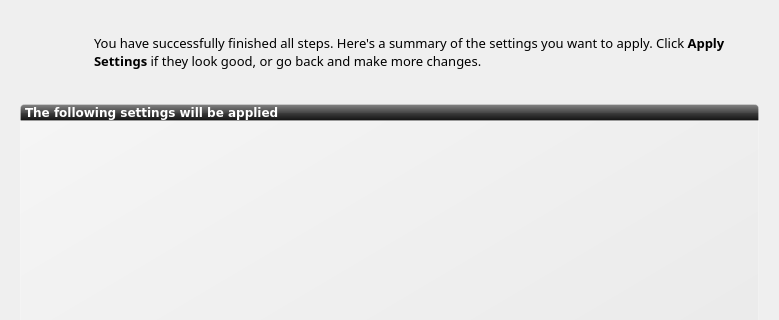
First picture: the form in ui/ui_scrSummary.ui, repository rshipp/kapudan, before the edit; both pictures show x 0 to 779 and y 0 to 320 of the 779 by 580 pixel window.
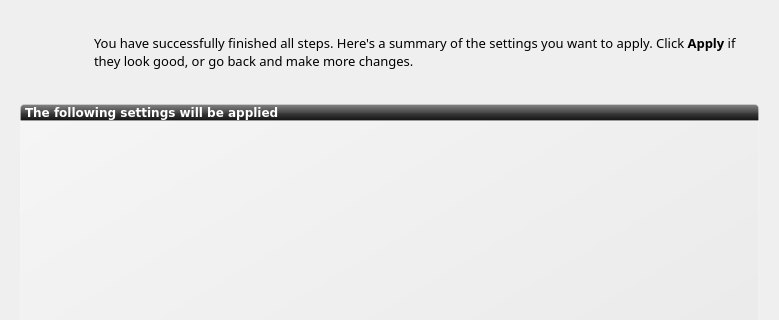
Second picture: the form after the edit. Icons and pictures are not drawn.

```diff
--- a/ui/ui_scrSummary.ui
+++ b/ui/ui_scrSummary.ui
@@ -41,7 +41,7 @@
       <string notr="true"/>
      </property>
      <property name="text">
-      <string>&lt;html&gt;&lt;head/&gt;&lt;body&gt;&lt;p&gt;You have successfully finished all steps. Here's a summary of the settings you want to apply. Click &lt;span style=&quot; font-weight:600;&quot;&gt;Apply Settings&lt;/span&gt; if they look good, or go back and make more changes. &lt;/p&gt;&lt;/body&gt;&lt;/html&gt;</string>
+      <string>&lt;html&gt;&lt;head/&gt;&lt;body&gt;&lt;p&gt;You have successfully finished all steps. Here's a summary of the settings you want to apply. Click &lt;span style=&quot; font-weight:600;&quot;&gt;Apply&lt;/span&gt; if they look good, or go back and make more changes. &lt;/p&gt;&lt;/body&gt;&lt;/html&gt;</string>
      </property>
      <property name="wordWrap">
       <bool>true</bool>
```
